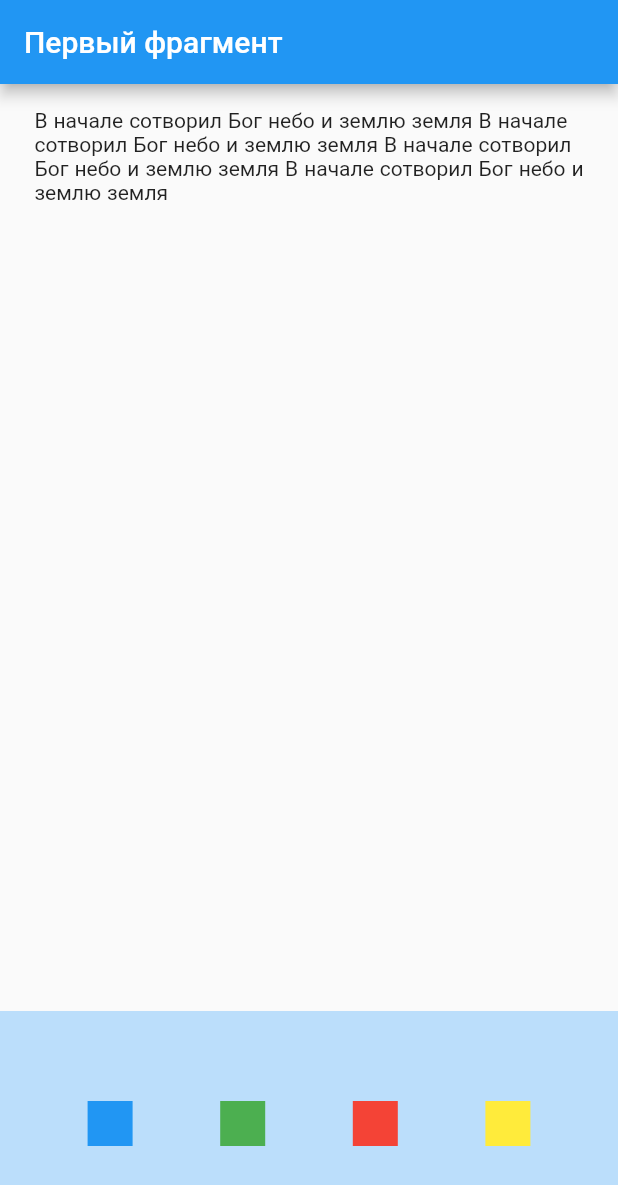
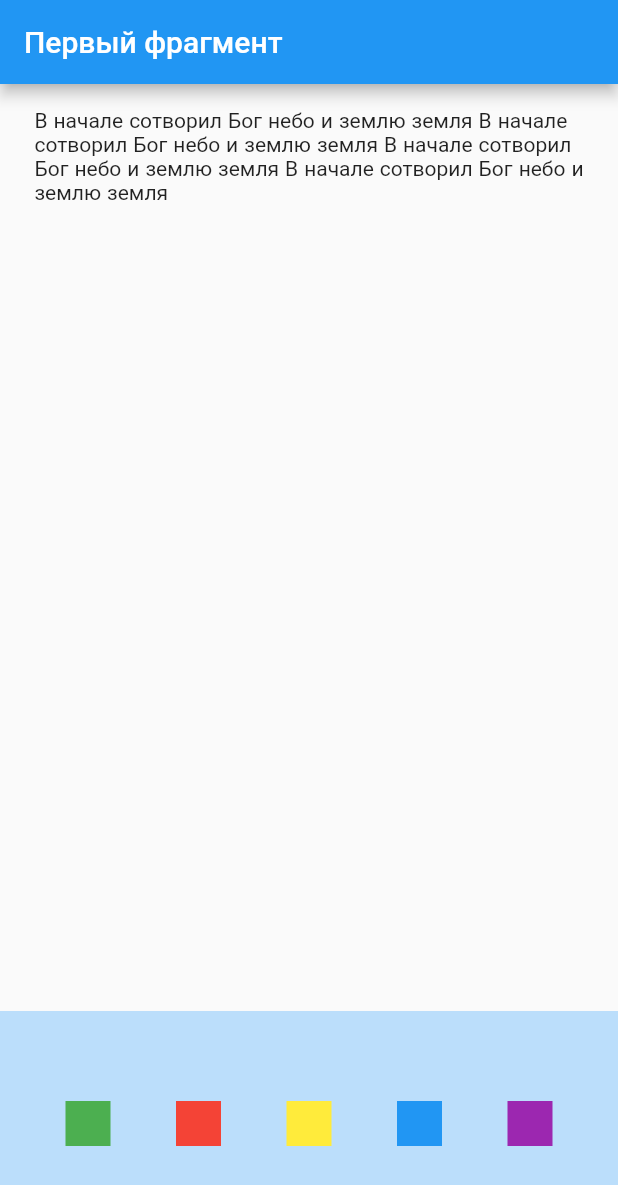
Before and after one commit to PavelBaptist/bible_depth, a Flutter app: the screen it shows after launch, on a phone screen of 412 x 824 dp. Shown: the top 1185 px of the screen. Run offline on Flutter 3.47's test engine with Material 2 defaults, Android fonts, the phone set to English and light mode, and no system bars; our stand-ins replace bloc, equatable, flutter_bloc, get_it.

Commit message:
toolbar bloc is released

```diff
--- /dev/null
+++ b/lib/feature/presentation/bloc/toolbar_bloc/toolbar_bloc.dart
@@ -0,0 +1,17 @@
+import 'package:bible_depth/feature/domain/entities/word_entity.dart';
+
+import 'toolbar_state.dart';
+import 'package:bloc/bloc.dart';
+import 'package:equatable/equatable.dart';
+
+part 'toolbar_event.dart';
+
+class ToolbarBloc extends Bloc<ToolbarEvent, ToolbarState> {
+  ToolbarBloc() : super(ToolbarLoadedState()) {
+    on<ToolbarInitEvent>(_onInit);
+  }
+
+  _onInit(ToolbarInitEvent event, Emitter<ToolbarState> emit) async {
+    emit(ToolbarLoadedState());
+  }
+}
--- /dev/null
+++ b/lib/feature/presentation/bloc/toolbar_bloc/toolbar_event.dart
@@ -0,0 +1,10 @@
+part of 'toolbar_bloc.dart';
+
+abstract class ToolbarEvent extends Equatable {
+  const ToolbarEvent();
+
+  @override
+  List<Object?> get props => [];
+}
+
+class ToolbarInitEvent extends ToolbarEvent {}
--- /dev/null
+++ b/lib/feature/presentation/bloc/toolbar_bloc/toolbar_state.dart
@@ -0,0 +1,11 @@
+import 'package:bible_depth/feature/domain/entities/word_entity.dart';
+import 'package:equatable/equatable.dart';
+
+abstract class ToolbarState extends Equatable {
+  const ToolbarState();
+
+  @override
+  List<Object> get props => [];
+}
+
+class ToolbarLoadedState extends ToolbarState {}
--- a/lib/feature/presentation/pages/fragment_detail_page.dart
+++ b/lib/feature/presentation/pages/fragment_detail_page.dart
@@ -1,5 +1,6 @@
 import 'package:bible_depth/feature/presentation/bloc/fragment_bloc/fragment_bloc.dart';
 import 'package:bible_depth/feature/presentation/bloc/fragment_bloc/fragment_state.dart';
+import 'package:bible_depth/feature/presentation/bloc/toolbar_bloc/toolbar_bloc.dart';
 import 'package:bible_depth/feature/presentation/bloc/words_bloc/words_bloc.dart';
 import 'package:bible_depth/feature/presentation/widgets/fragment_widget.dart';
 import 'package:bible_depth/feature/presentation/widgets/sceleton_widget.dart';
@@ -21,6 +22,8 @@ class FragmentPage extends StatelessWidget {
                 sl<FragmentBloc>()..add(const FragmentByIdEvent(1)))),
         BlocProvider(
             create: ((context) => sl<WordsBloc>()..add(WordsInitEvent()))),
+        BlocProvider(
+            create: ((context) => sl<ToolbarBloc>()..add(ToolbarInitEvent()))),
       ],
       child: Scaffold(
         appBar: AppBar(
--- a/lib/feature/presentation/widgets/toolbar_widget.dart
+++ b/lib/feature/presentation/widgets/toolbar_widget.dart
@@ -1,4 +1,8 @@
+import 'package:bible_depth/feature/presentation/bloc/fragment_bloc/fragment_bloc.dart';
+import 'package:bible_depth/feature/presentation/bloc/toolbar_bloc/toolbar_bloc.dart';
+import 'package:bible_depth/feature/presentation/bloc/toolbar_bloc/toolbar_state.dart';
 import 'package:flutter/material.dart';
+import 'package:flutter_bloc/flutter_bloc.dart';
 
 class ToolbarWidget extends StatelessWidget {
   const ToolbarWidget({super.key});
@@ -13,29 +17,34 @@ class ToolbarWidget extends StatelessWidget {
         child: Row(
           mainAxisAlignment: MainAxisAlignment.spaceEvenly,
           children: [
-            Container(
-              width: 30,
-              height: 30,
-              color: Colors.blue,
-            ),
-            Container(
-              width: 30,
-              height: 30,
-              color: Colors.green,
-            ),
-            Container(
-              width: 30,
-              height: 30,
-              color: Colors.red,
-            ),
-            Container(
-              width: 30,
-              height: 30,
-              color: Colors.yellow,
-            ),
+            ColorButtonWidget(color: Colors.green),
+            ColorButtonWidget(color: Colors.red),
+            ColorButtonWidget(color: Colors.yellow),
+            ColorButtonWidget(color: Colors.blue),
+            ColorButtonWidget(color: Colors.purple),
           ],
         ),
       ),
     );
   }
 }
+
+class ColorButtonWidget extends StatelessWidget {
+  Color color;
+  ColorButtonWidget({super.key, required this.color});
+
+  @override
+  Widget build(BuildContext context) {
+    return GestureDetector(
+      onTap: () {},
+      child:
+          BlocBuilder<ToolbarBloc, ToolbarState>(builder: (context, snapshot) {
+        return Container(
+          width: 30,
+          height: 30,
+          color: color,
+        );
+      }),
+    );
+  }
+}
--- a/lib/locator_service.dart
+++ b/lib/locator_service.dart
@@ -2,6 +2,7 @@ import 'package:bible_depth/feature/data/datasources/fragment_mock_data_source.d
 import 'package:bible_depth/feature/data/repositories/fragment_repository_impl.dart';
 import 'package:bible_depth/feature/domain/usecases/get_fragment_by_id.dart';
 import 'package:bible_depth/feature/presentation/bloc/fragment_bloc/fragment_bloc.dart';
+import 'package:bible_depth/feature/presentation/bloc/toolbar_bloc/toolbar_bloc.dart';
 import 'package:bible_depth/feature/presentation/bloc/words_bloc/words_bloc.dart';
 
 import 'package:get_it/get_it.dart';
@@ -18,6 +19,9 @@ Future<void> init() async {
   sl.registerFactory<WordsBloc>(
     () => WordsBloc(),
   );
+  sl.registerFactory<ToolbarBloc>(
+    () => ToolbarBloc(),
+  );
 
   // UseCases
   sl.registerLazySingleton(() => GetFragmentById(fragmentRepository: sl()));
```
